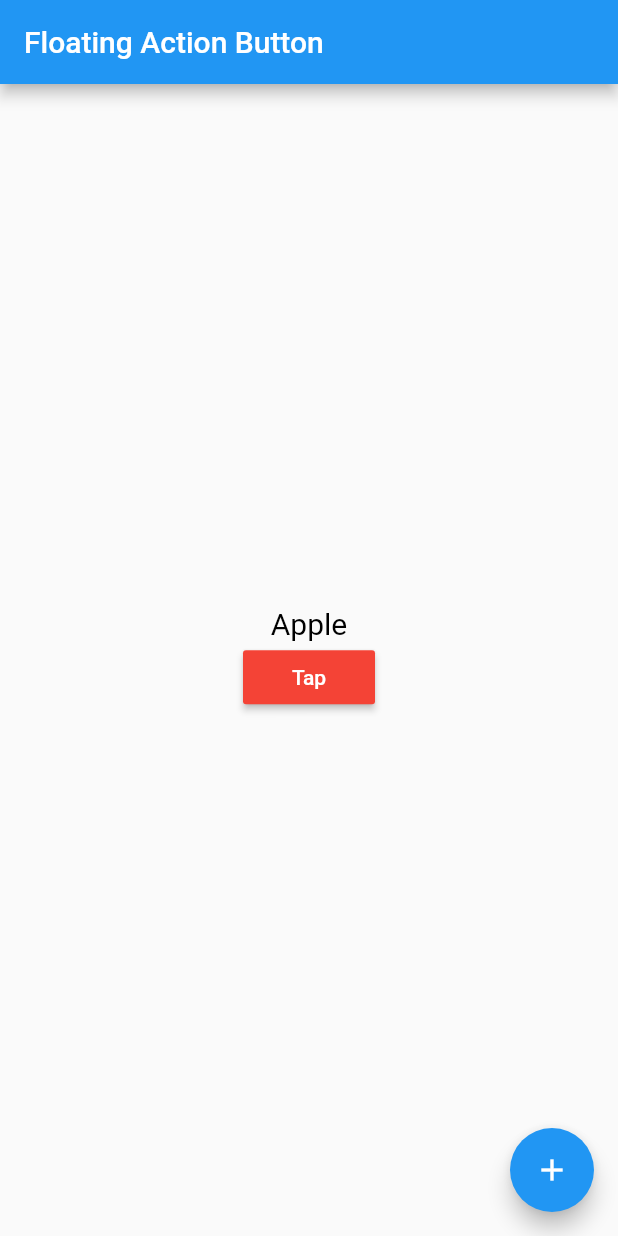
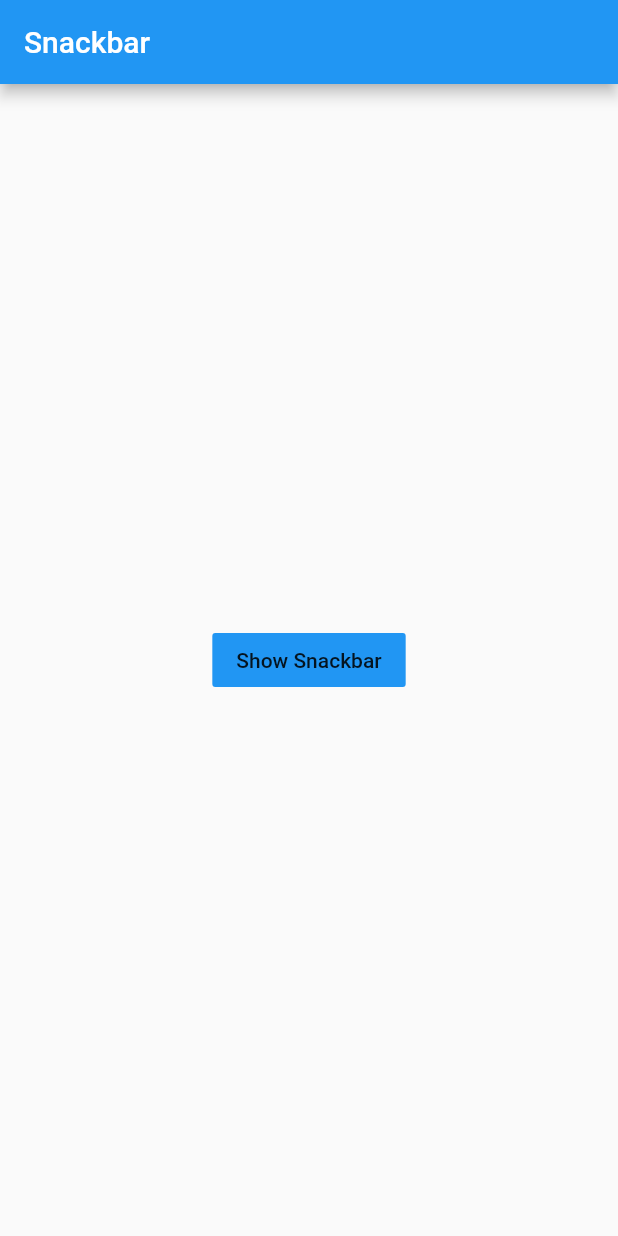
Before and after one commit to bhavikvashi1804/flutter_widgets, a Flutter app: the screen it shows after launch, on a phone screen of 412 x 824 dp. Run offline on Flutter 3.47's test engine with Material 2 defaults, Android fonts, the phone set to English and light mode, and no system bars.

Commit message:
SnackBar

```diff
--- a/lib/main.dart
+++ b/lib/main.dart
@@ -1,6 +1,6 @@
 import 'package:flutter/material.dart';
 
-import './screens/floating_action_button.dart';
+import './screens/snack_bar.dart';
 
 void main() {
   runApp(MyApp());
@@ -15,7 +15,7 @@ class MyApp extends StatelessWidget {
       theme: ThemeData(
         primarySwatch: Colors.blue,
       ),
-      home: FABScreen(),
+      home: SnackBarScreen(),
     );
   }
 }
--- /dev/null
+++ b/lib/screens/snack_bar.dart
@@ -0,0 +1,41 @@
+import 'package:flutter/material.dart';
+
+class SnackBarScreen extends StatelessWidget {
+  @override
+  Widget build(BuildContext context) {
+    return Scaffold(
+      appBar: AppBar(
+        title: Text('Snackbar'),
+      ),
+      body: SnackBarPage(),
+    );
+  }
+}
+
+class SnackBarPage extends StatelessWidget {
+  @override
+  Widget build(BuildContext context) {
+    return Center(
+      child: FlatButton(
+          onPressed: () {
+            Scaffold.of(context)
+              .showSnackBar(
+                SnackBar(
+                  content: Text(
+                    'SnackBar'
+                  ),
+                  action: SnackBarAction(
+                    label: 'Undo',
+                    onPressed: () {
+                      // Some code to undo the change.
+                    },
+                  ),
+                )
+              );
+          },
+          child: Text('Show Snackbar'),
+          color: Theme.of(context).primaryColor,
+        ),
+    );
+  }
+}
```
